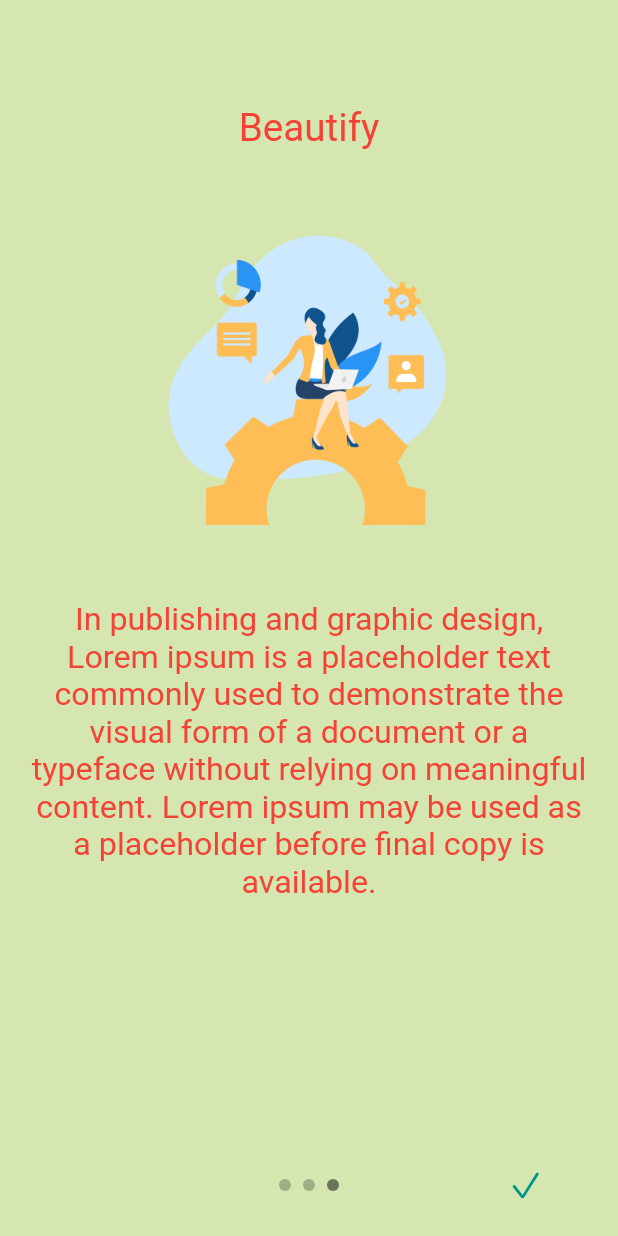
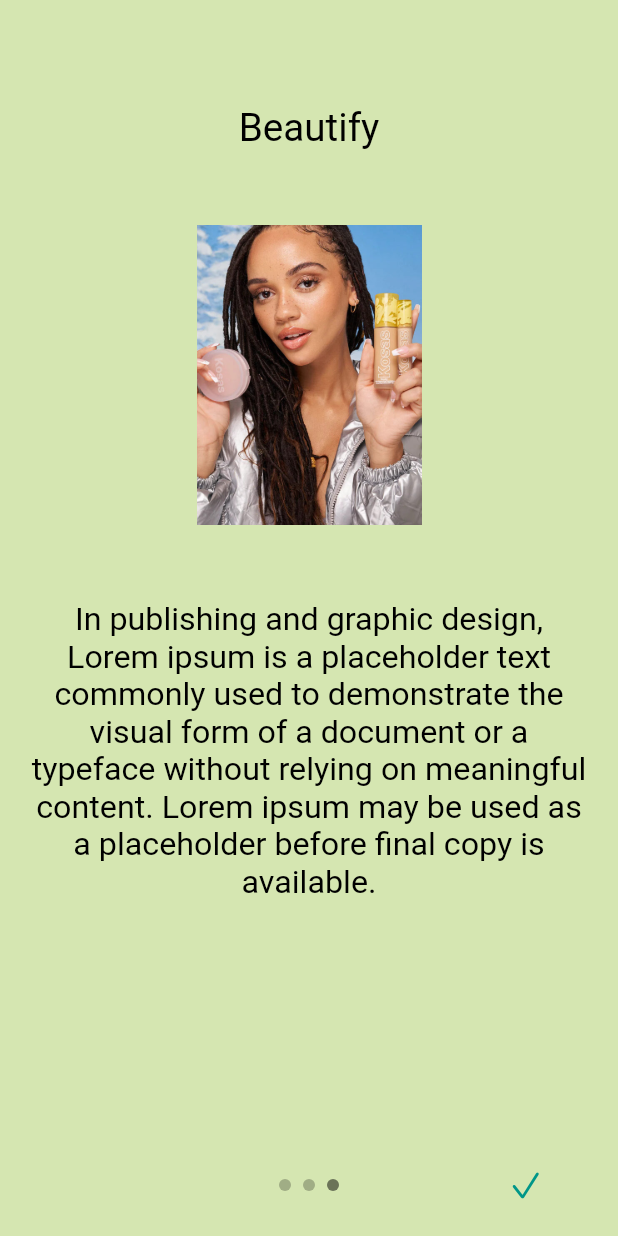
Before and after one commit to mo7amedaliEbaid/beautify, a Flutter app: the screen it shows after launch, swiped to page 3, on a phone screen of 412 x 824 dp. Run offline on Flutter 3.47's test engine with Material 2 defaults, Android fonts, the phone set to English and light mode, and no system bars; drawn by our look-alikes of intro_slider; our stand-ins replace auto_size_text, badges, bottom_navy_bar, cached_network_image, carousel_slider, dio and 12 more; missing offline and left inert: barcode; accounts and stored records are empty; Roboto replaces fonts that are missing (Poppins).

Commit message:
responsive

```diff
--- a/lib/model/tools/constants/assets.dart
+++ b/lib/model/tools/constants/assets.dart
@@ -16,3 +16,11 @@ const String emtySearchLottie =
 
 const String emptyListLottie =
     "https://assets10.lottiefiles.com/packages/lf20_ysrn2iwp.json";
+
+const List<String> makeupimgs=[
+  "assets/images/correct-order-to-apply-makeup-products_1.jpg",
+  "assets/images/DrugstoreMakeup.png",
+  "assets/images/kosas-organic-makeup-edited.jpeg",
+  "assets/images/Lipstick-for-multi-purpose-makeup.jpg",
+  "assets/images/makeup-order.jpg",
+];
--- a/lib/view/landing_screen/landing_screen.dart
+++ b/lib/view/landing_screen/landing_screen.dart
@@ -1,9 +1,10 @@
+import 'package:beautify/providers/theme_provider.dart';
 import 'package:flutter/cupertino.dart';
 import 'package:flutter/material.dart';
-import 'package:flutter/services.dart';
 import 'package:beautify/configs/configs.dart';
 import 'package:get/get.dart';
 import 'package:intro_slider/intro_slider.dart';
+import 'package:provider/provider.dart';
 import '../../configs/app.dart';
 import '../../model/controllers/duplicate_controller.dart';
 import '../../model/tools/constants/assets.dart';
@@ -16,47 +17,46 @@ class LandingScreen extends StatefulWidget {
   @override
   State<LandingScreen> createState() => _LandingScreenState();
 }
-
 class _LandingScreenState extends State<LandingScreen> {
   final duplicateController = Get.find<DuplicateController>();
-  late List<ContentConfig> contentList = [
-    ContentConfig(
-        //backgroundColor: colors.primary,
-      styleTitle: AppText.h1?.copyWith(color: Colors.red),
-        styleDescription: AppText.h2?.copyWith(color: Colors.red),
-        title: "Beautify",
-        description:
-            "In publishing and graphic design, Lorem ipsum is a placeholder text commonly used to demonstrate the visual form of a document or a typeface without relying on meaningful content. Lorem ipsum may be used as a placeholder before final copy is available.",
-        pathImage: manImage),
-    ContentConfig(
-        //backgroundColor: colors.primary,
-        styleTitle: AppText.h1?.copyWith(color: Colors.red),
-        styleDescription: AppText.h2?.copyWith(color: Colors.red),
 
-        title: "Beautify",
-        description:
-            "In publishing and graphic design, Lorem ipsum is a placeholder text commonly used to demonstrate the visual form of a document or a typeface without relying on meaningful content. Lorem ipsum may be used as a placeholder before final copy is available.",
-        pathImage: aboutImage),
-    ContentConfig(
-    //    backgroundColor: colors.primary,
-        styleTitle: AppText.h1?.copyWith(color: Colors.red),
-        styleDescription: AppText.h2?.copyWith(color: Colors.red),
-
-        title: "Beautify",
-        description:
-            "In publishing and graphic design, Lorem ipsum is a placeholder text commonly used to demonstrate the visual form of a document or a typeface without relying on meaningful content. Lorem ipsum may be used as a placeholder before final copy is available.",
-        pathImage: contentImage)
-  ];
   @override
   void initState() {
-    SystemChrome.setSystemUIOverlayStyle(
-        SystemUiOverlayStyle(/*systemNavigationBarColor: colors.primary)*/));
+
     super.initState();
   }
 
+
   @override
   Widget build(BuildContext context) {
+
     App.init(context);
+    final  themeProvider=Provider.of<ThemeProvider>(context);
+
+    List<ContentConfig> contentList = [
+      ContentConfig(
+          styleTitle: AppText.h1?.copyWith(color: themeProvider.isDark?Colors.white:Colors.black),
+          styleDescription: AppText.h2?.copyWith(color: themeProvider.isDark?Colors.white:Colors.black),
+          title: "Beautify",
+          description:
+          "In publishing and graphic design, Lorem ipsum is a placeholder text commonly used to demonstrate the visual form of a document or a typeface without relying on meaningful content. Lorem ipsum may be used as a placeholder before final copy is available.",
+          pathImage: makeupimgs.first),
+      ContentConfig(
+          styleTitle: AppText.h1?.copyWith(color: themeProvider.isDark?Colors.white:Colors.black),
+          styleDescription: AppText.h2?.copyWith(color: themeProvider.isDark?Colors.white:Colors.black),
+
+          title: "Beautify",
+          description:
+          "In publishing and graphic design, Lorem ipsum is a placeholder text commonly used to demonstrate the visual form of a document or a typeface without relying on meaningful content. Lorem ipsum may be used as a placeholder before final copy is available.",
+          pathImage: makeupimgs[1]),
+      ContentConfig(
+          styleTitle: AppText.h1?.copyWith(color: themeProvider.isDark?Colors.white:Colors.black),
+          styleDescription: AppText.h2?.copyWith(color: themeProvider.isDark?Colors.white:Colors.black),
+          title: "Beautify",
+          description:
+          "In publishing and graphic design, Lorem ipsum is a placeholder text commonly used to demonstrate the visual form of a document or a typeface without relying on meaningful content. Lorem ipsum may be used as a placeholder before final copy is available.",
+          pathImage: makeupimgs[2])
+    ];
     final duplicateController = Get.find<DuplicateController>();
     IntroFunctions splashFunctions = duplicateController.introFunctions;
     return Scaffold(
@@ -66,8 +66,8 @@ class _LandingScreenState extends State<LandingScreen> {
             child: IntroSlider(
               renderNextBtn: Container(
                 alignment: Alignment.center,
-                width: 40,
-                height: 30,
+                width: AppDimensions.normalize(10),
+                height: AppDimensions.normalize(3),
                 decoration: BoxDecoration(
                    /* color: colors.whiteColor,*/ borderRadius: BorderRadius.circular(12)),
                 child: Icon(
--- a/pubspec.yaml
+++ b/pubspec.yaml
@@ -66,3 +66,4 @@ flutter:
   assets:
     - assets/Img/
     - assets/Logo/
+    - assets/images/
```
Also changed, not shown: lib/view/homescreen/home_screen.dart (+8 -20 lines), lib/view/homescreen/homedetails_screen/detail_screen.dart (+31 -78 lines), lib/view/homescreen/search_screen/serach_screen.dart (+60 -25 lines), lib/view/widgets/bannerlistview_widget.dart (+11 -34 lines), lib/view/widgets/cartbadge_widget.dart (+10 -12 lines), lib/view/widgets/emptyscreen_widget.dart (+8 -20 lines), assets/images/Lipstick-for-multi-purpose-makeup.jpg (added), assets/images/correct-order-to-apply-makeup-products_1.jpg (added), assets/images/kosas-organic-makeup-edited.jpeg (added), assets/images/makeup-order.jpg (added), 1 other file.
